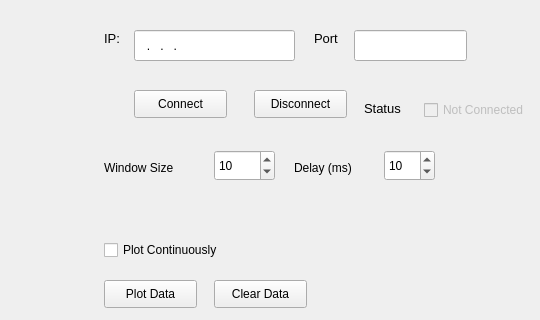
harshmittal2210/plotData, file Qt/networkPlotServer/ui/plotnetworkdata.ui: the form before one commit; both pictures show x 766 to 1306 and y 0 to 320 of the 1306 by 586 pixel window.
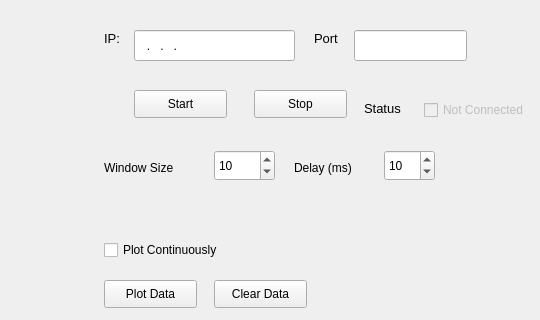
The form after the commit. Custom widgets are drawn as their Qt base class.

Commit message: Buttons change for server

```diff
--- a/Qt/networkPlotServer/ui/plotnetworkdata.ui
+++ b/Qt/networkPlotServer/ui/plotnetworkdata.ui
@@ -111,7 +111,7 @@
      </font>
     </property>
     <property name="text">
-     <string>Connect</string>
+     <string>Start</string>
     </property>
    </widget>
    <widget class="QLabel" name="windowSizeLabel">
@@ -451,7 +451,7 @@
      </font>
     </property>
     <property name="text">
-     <string>Disconnect</string>
+     <string>Stop</string>
     </property>
    </widget>
    <widget class="QLabel" name="statusLabel">
```
Left out of the diff: 4 changed lines with no effect on the pictures.
